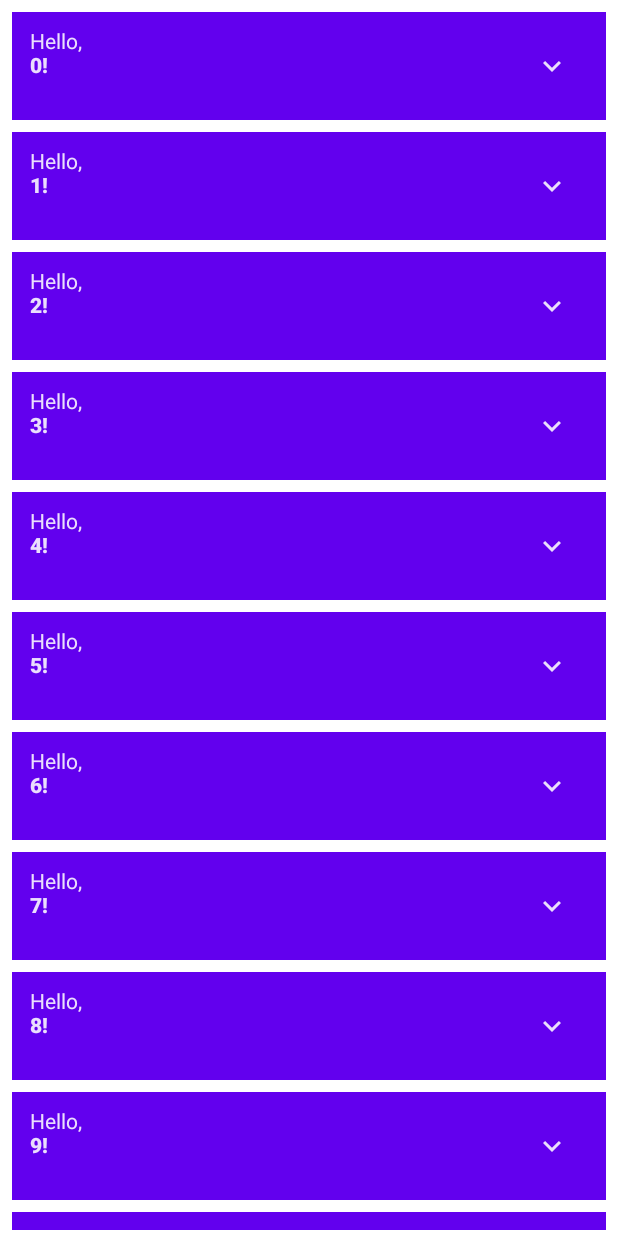
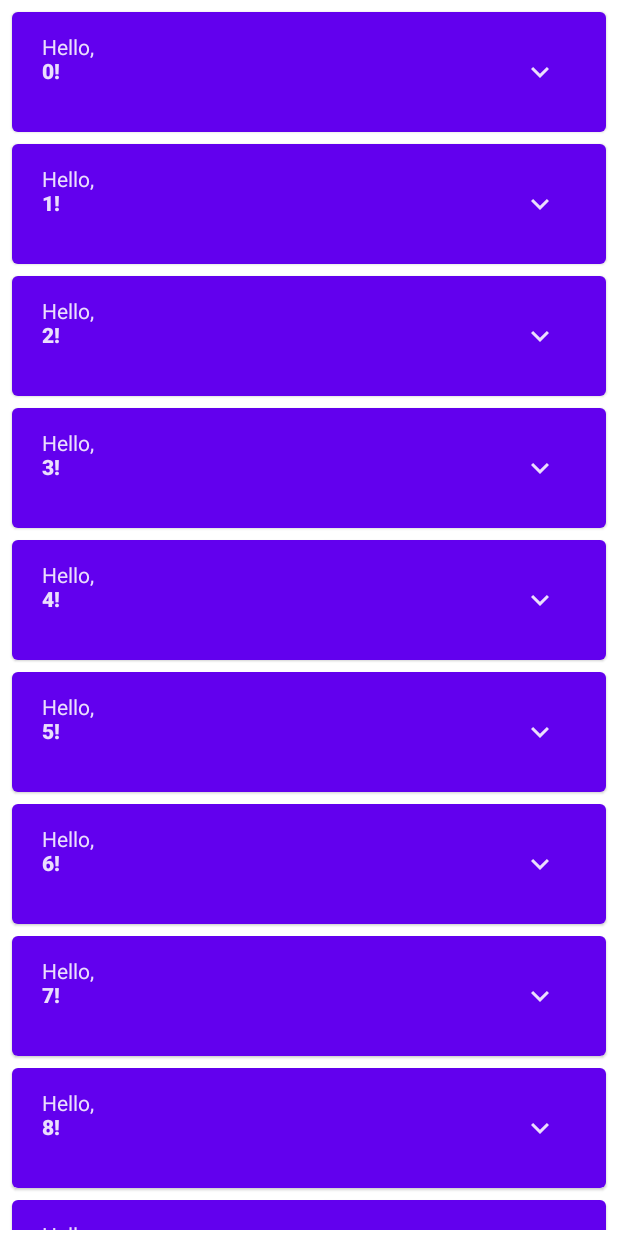
Before and after one commit to michaelr-tradesy/jetpack-compose-authentication, an Android app built with Jetpack Compose: the screen it shows after launch (MainActivity), after a tap on "Continue", on a phone screen of 412 x 824 dp. Run offline under Robolectric (Android 15) with nearby library versions, the phone set to English and light mode, and no system bars.

Commit message:
Privatized some methods; Use Card UI component.

```diff
--- a/app/src/main/java/com/example/jetpackcomposecodelab101/MainActivity.kt
+++ b/app/src/main/java/com/example/jetpackcomposecodelab101/MainActivity.kt
@@ -54,7 +54,7 @@ class MainActivity : ComponentActivity() {
     }
 
     @Composable
-    fun ShowOnBoardingScreen(onContinueClicked: () -> Unit) {
+    private fun ShowOnBoardingScreen(onContinueClicked: () -> Unit) {
         Surface {
             Column(
                 modifier = Modifier.fillMaxSize(),
@@ -89,7 +89,17 @@ class MainActivity : ComponentActivity() {
     }
 
     @Composable
-    fun Greeting(name: String) {
+    private fun Greeting(name: String) {
+        Card(
+            backgroundColor = MaterialTheme.colors.primary,
+            modifier = Modifier.padding(vertical = 4.dp, horizontal = 8.dp)
+        ) {
+            CardContent(name)
+        }
+    }
+
+    @Composable
+    private fun CardContent(name: String) {
         // "remember" is used to guard against recomposition, so the state is not reset.
         val expanded = rememberSaveable { mutableStateOf(false) }
         val extraPadding by animateDpAsState(
```
